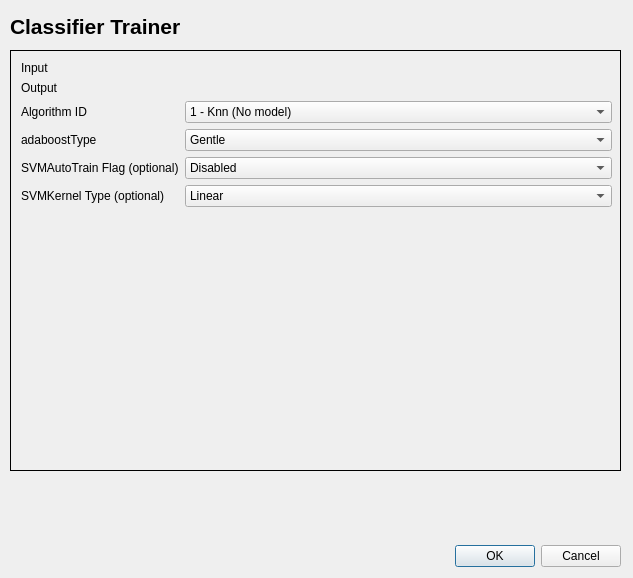
Before: the Qt Designer form classifier_trainer/classifier_trainer_dialog_base.ui in AUGSignals/qgis-plugins, drawn with Qt 5.
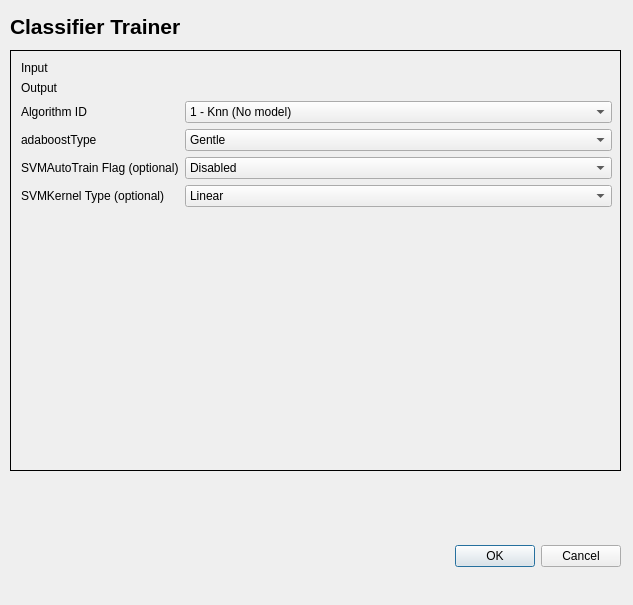
After: the same form once the commit is applied. Custom widgets are drawn as their Qt base class.

Commit message: code modified to select directory for model

Diff of the .ui file:
```diff
--- a/classifier_trainer/classifier_trainer_dialog_base.ui
+++ b/classifier_trainer/classifier_trainer_dialog_base.ui
@@ -7,7 +7,7 @@
     <x>0</x>
     <y>0</y>
     <width>633</width>
-    <height>578</height>
+    <height>605</height>
    </rect>
   </property>
   <property name="windowTitle">
```
Left out of the diff: 9 changed lines with no effect on the pictures.
